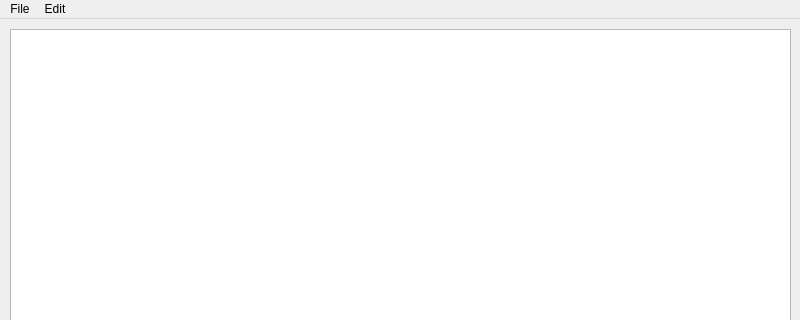
Before: the Qt Designer form mainwindow.ui in kaushal135/NotepadApp, drawn with Qt 5; both pictures show x 0 to 800 and y 0 to 320 of the 800 by 600 pixel window.
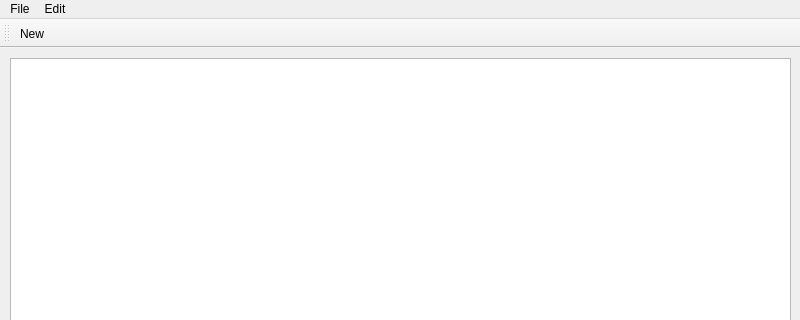
After: the same form once the commit is applied. Icons and pictures are not drawn.

```diff
--- a/mainwindow.ui
+++ b/mainwindow.ui
@@ -66,6 +66,18 @@
    <addaction name="menuEdit"/>
   </widget>
   <widget class="QStatusBar" name="statusbar"/>
+  <widget class="QToolBar" name="mainToolBar">
+   <property name="windowTitle">
+    <string>toolBar</string>
+   </property>
+   <attribute name="toolBarArea">
+    <enum>TopToolBarArea</enum>
+   </attribute>
+   <attribute name="toolBarBreak">
+    <bool>false</bool>
+   </attribute>
+   <addaction name="actionNew"/>
+  </widget>
   <action name="actionNew">
    <property name="text">
     <string>New</string>
```
Left out of the diff: 8 changed lines with no effect on the pictures.
